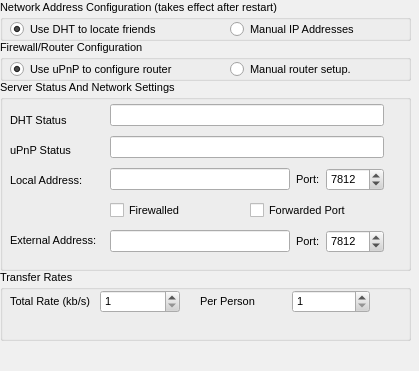
Old version of the form rs-Qt-gui/src/gui/Preferences/ServerDialog.ui in the repository autoscatto/retroshare.
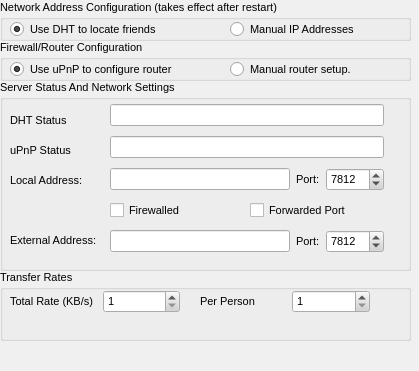
New version of the form.

Commit message:
Improved the Chat Dialogs:  - Replaced secs-since-1970 with readable timestamp.  - added OFFLine notification to chat.  - switched Group Chat to Html.
Various Bugfixes:
Removed Wrong association with bittorrent in Installer.
Connected Cancel Button in AddFriendDialog.
Enlarged InviteFriendDialog so people can see Certificate.
Changed kb/s to KB/s so people know its Kilobytes. (pref->server)
Made Network Status more readable.

```diff
--- a/rs-Qt-gui/src/gui/Preferences/ServerDialog.ui
+++ b/rs-Qt-gui/src/gui/Preferences/ServerDialog.ui
@@ -534,14 +534,14 @@
         <string>&lt;html>&lt;head>&lt;meta name="qrichtext" content="1" />&lt;style type="text/css">
 p, li { white-space: pre-wrap; }
 &lt;/style>&lt;/head>&lt;body style=" font-family:'Arial'; font-size:8pt; font-weight:400; font-style:normal; text-decoration:none;">
-&lt;p style=" margin-top:0px; margin-bottom:0px; margin-left:0px; margin-right:0px; -qt-block-indent:0; text-indent:0px;">Total Rate (kb/s) &lt;/p>&lt;/body>&lt;/html></string>
+&lt;p style=" margin-top:0px; margin-bottom:0px; margin-left:0px; margin-right:0px; -qt-block-indent:0; text-indent:0px;">Total Rate (KB/s) &lt;/p>&lt;/body>&lt;/html></string>
        </property>
       </widget>
      </item>
      <item>
       <widget class="QSpinBox" name="totalRate" >
        <property name="maximum" >
-        <number>1024</number>
+        <number>4096</number>
        </property>
        <property name="minimum" >
         <number>1</number>
```
Left out of the diff: 2 changed lines with no effect on the pictures. The commit also changes 7 other files.
